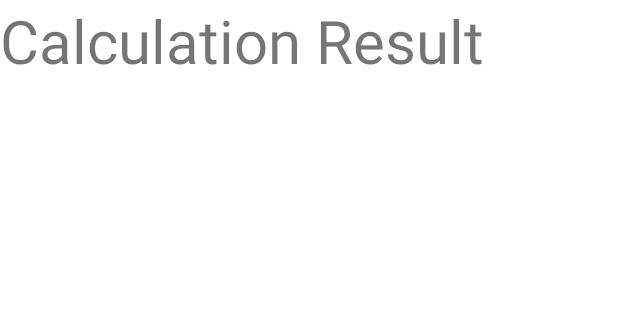
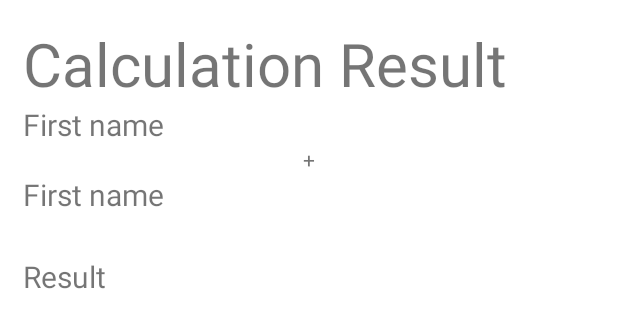
Before and after one commit to KGbek/LoveCalculator, an Android app: the layout fragment_answer.xml on its own in the app's theme, with its tools: preview values and no code run, on a phone screen of 412 x 824 dp. Shown: the top 328 px of the screen. Run offline under Robolectric (Android 15) with nearby library versions, the light colour scheme and no system bars.

```diff
--- a/app/src/main/res/layout/fragment_answer.xml
+++ b/app/src/main/res/layout/fragment_answer.xml
@@ -4,12 +4,13 @@
     android:layout_width="match_parent"
     android:layout_height="match_parent"
     android:orientation="vertical"
+    android:padding="15dp"
     tools:context=".fragment.AnswerFragment">
 
     <TextView
         android:layout_gravity="center_horizontal"
         android:layout_width="match_parent"
-        android:layout_height="match_parent"
+        android:layout_height="wrap_content"
         android:text="Calculation Result"
         android:textSize="40sp"/>
 
@@ -22,6 +23,12 @@
         android:text="First name"/>
 
     <TextView
+        android:layout_width="wrap_content"
+        android:layout_height="wrap_content"
+        android:layout_gravity="center_horizontal"
+        android:text="+"/>
+
+    <TextView
         android:id="@+id/secondName"
         android:layout_gravity="center"
         android:layout_width="match_parent"
@@ -30,11 +37,17 @@
         android:text="First name"/>
 
     <TextView
+        android:id="@+id/percentge"
+        android:layout_width="wrap_content"
+        android:layout_height="wrap_content"
+        android:textSize="20sp"/>
+
+    <TextView
         android:id="@+id/result"
         android:layout_gravity="center"
         android:layout_width="match_parent"
         android:layout_height="wrap_content"
         android:textSize="20sp"
-        android:text="First name"/>
+        android:text="Result"/>
 
 </LinearLayout>
```
Also changed, not shown: app/src/main/java/com/example/lovecalculator/data/LoveModel.java (+34 -1 lines), app/src/main/java/com/example/lovecalculator/fragment/AnswerFragment.java (+7 -8 lines), app/src/main/java/com/example/lovecalculator/fragment/CalculatorFragment.java (+10 -8 lines).
